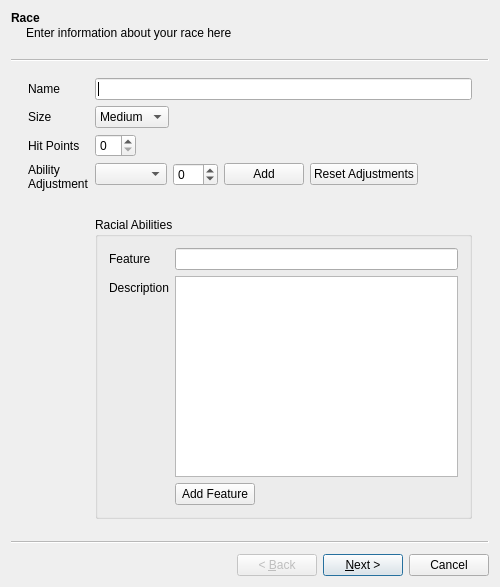
Qt form CreatorWizard.ui (smithbt/StarfinderCharacterApp) before a commit.
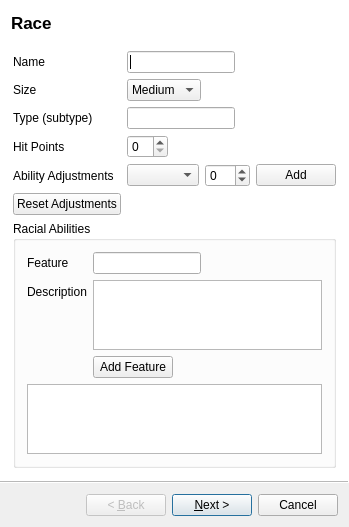
The same form after that commit.

Commit message: added racial features list to creator wizard.

What changed in the file:
```diff
--- a/CreatorWizard.ui
+++ b/CreatorWizard.ui
@@ -6,23 +6,23 @@
    <rect>
     <x>0</x>
     <y>0</y>
-    <width>500</width>
-    <height>587</height>
+    <width>322</width>
+    <height>438</height>
    </rect>
   </property>
   <property name="windowTitle">
    <string>CreatorWizard</string>
   </property>
+  <property name="wizardStyle">
+   <enum>QWizard::ModernStyle</enum>
+  </property>
   <widget class="QWizardPage" name="racePage">
    <property name="title">
     <string>Race</string>
    </property>
-   <property name="subTitle">
-    <string>Enter information about your race here</string>
-   </property>
    <layout class="QFormLayout" name="formLayout">
     <property name="fieldGrowthPolicy">
-     <enum>QFormLayout::ExpandingFieldsGrow</enum>
+     <enum>QFormLayout::FieldsStayAtSizeHint</enum>
     </property>
     <item row="0" column="0">
      <widget class="QLabel" name="rNameLabel">
@@ -67,6 +67,16 @@
      </widget>
     </item>
     <item row="2" column="0">
+     <widget class="QLabel" name="label_6">
+      <property name="text">
+       <string>Type (subtype)</string>
+      </property>
+     </widget>
+    </item>
+    <item row="2" column="1">
+     <widget class="QLineEdit" name="lineEdit_2"/>
+    </item>
+    <item row="3" column="0">
      <widget class="QLabel" name="rHPLabel">
       <property name="text">
        <string>Hit Points</string>
@@ -76,18 +86,17 @@
       </property>
      </widget>
     </item>
-    <item row="2" column="1">
+    <item row="3" column="1">
      <widget class="QSpinBox" name="rHPSpinBox"/>
     </item>
-    <item row="3" column="0">
+    <item row="4" column="0">
      <widget class="QLabel" name="rAbilityAdjLabel">
       <property name="text">
-       <string>Ability
-Adjustment</string>
+       <string>Ability Adjustments</string>
       </property>
      </widget>
     </item>
-    <item row="3" column="1">
+    <item row="4" column="1">
      <layout class="QHBoxLayout" name="horizontalLayout_2">
       <item>
        <widget class="QComboBox" name="rAdjScoreComboBox"/>
@@ -109,23 +118,30 @@
         </property>
        </widget>
       </item>
-      <item>
-       <widget class="QPushButton" name="rAdjResetPushButton">
-        <property name="text">
-         <string>Reset Adjustments</string>
-        </property>
-       </widget>
-      </item>
      </layout>
     </item>
+    <item row="5" column="0">
+     <widget class="QPushButton" name="rAdjResetPushButton">
+      <property name="text">
+       <string>Reset Adjustments</string>
+      </property>
+     </widget>
+    </item>
     <item row="5" column="1">
+     <widget class="QLabel" name="rAbilityAdjWidget">
+      <property name="text">
+       <string/>
+      </property>
+     </widget>
+    </item>
+    <item row="6" column="0" colspan="2">
      <widget class="QGroupBox" name="groupBox_2">
       <property name="title">
        <string>Racial Abilities</string>
       </property>
       <layout class="QFormLayout" name="formLayout_6">
        <property name="fieldGrowthPolicy">
-        <enum>QFormLayout::ExpandingFieldsGrow</enum>
+        <enum>QFormLayout::FieldsStayAtSizeHint</enum>
        </property>
        <item row="0" column="0">
         <widget class="QLabel" name="label">
@@ -154,16 +170,12 @@
          </property>
         </widget>
        </item>
+       <item row="3" column="0" colspan="2">
+        <widget class="QListWidget" name="rFeaturesListWidget"/>
+       </item>
       </layout>
      </widget>
     </item>
-    <item row="4" column="1">
-     <widget class="QLabel" name="rAbilityAdjWidget">
-      <property name="text">
-       <string/>
-      </property>
-     </widget>
-    </item>
    </layout>
   </widget>
   <widget class="QWizardPage" name="themePage">
```
Left out of the diff: 27 changed lines with no effect on the pictures. The commit also changes 2 other files.
